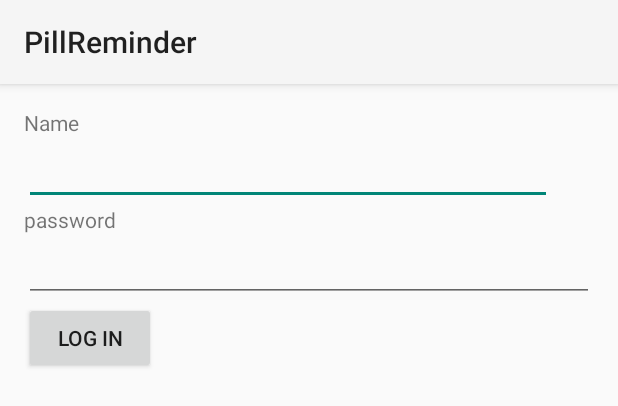
After one commit to jimmyklein4/Pill-Reminder, an Android app: the layout doctor_patient_view.xml on its own in the app's theme, with its tools: preview values and no code run, on a phone screen of 412 x 824 dp. The commit adds this screen. Shown: the top 406 px of the screen. Run offline under Robolectric (Android 15) with nearby library versions, the phone set to English and light mode, and no system bars.

```diff
--- /dev/null
+++ b/app/src/main/res/layout/doctor_patient_view.xml
@@ -0,0 +1,43 @@
+<LinearLayout xmlns:android="http://schemas.android.com/apk/res/android"
+    xmlns:tools="http://schemas.android.com/tools" android:layout_width="match_parent"
+    android:layout_height="match_parent" android:paddingLeft="@dimen/activity_horizontal_margin"
+    android:paddingRight="@dimen/activity_horizontal_margin"
+    android:paddingTop="@dimen/activity_vertical_margin"
+    android:paddingBottom="@dimen/activity_vertical_margin"
+    android:orientation="vertical"
+    tools:context=".MainActivity">
+
+    <TextView
+        android:layout_width="wrap_content"
+        android:layout_height="wrap_content"
+        android:text="Name"
+        android:id="@+id/textView" />
+
+    <EditText
+        android:layout_width="352dp"
+        android:layout_height="wrap_content"
+        android:ems="10"
+        android:id="@+id/editText" />
+
+    <TextView
+        android:layout_width="wrap_content"
+        android:layout_height="wrap_content"
+        android:text="password"
+        android:id="@+id/textView2" />
+
+    <EditText
+        android:layout_width="match_parent"
+        android:layout_height="wrap_content"
+        android:inputType="textPassword"
+        android:ems="10"
+        android:id="@+id/editText2"
+        android:layout_gravity="right" />
+
+    <Button
+        android:layout_width="wrap_content"
+        android:layout_height="wrap_content"
+        android:text="Log In"
+        android:onClick="login"
+        android:id="@+id/button" />
+
+</LinearLayout>
--- a/app/src/main/res/layout/doctorview_add_patient.xml
+++ b/app/src/main/res/layout/doctorview_add_patient.xml
@@ -14,6 +14,7 @@
     <EditText
         android:layout_width="match_parent"
         android:layout_height="wrap_content"
+        android:inputType="textEmailAddress"
         android:id="@+id/editText3" />
 
     <TextView
```
Also changed, not shown: app/src/main/java/com/example/jimmyklein/pillreminder/DoctorInformation.java (added, +59 -0 lines), app/src/main/java/com/example/jimmyklein/pillreminder/DoctorPatientActivity.java (added, +118 -0 lines), app/src/main/java/com/example/jimmyklein/pillreminder/DoctorViewAddPatient.java (+6 -1 lines), app/src/main/java/com/example/jimmyklein/pillreminder/PatientLogIn.java (added, +51 -0 lines), app/src/main/res/layout/doctor_information.xml (added, +10 -0 lines), app/src/main/res/layout/patientlogin.xml (added, +13 -0 lines).
